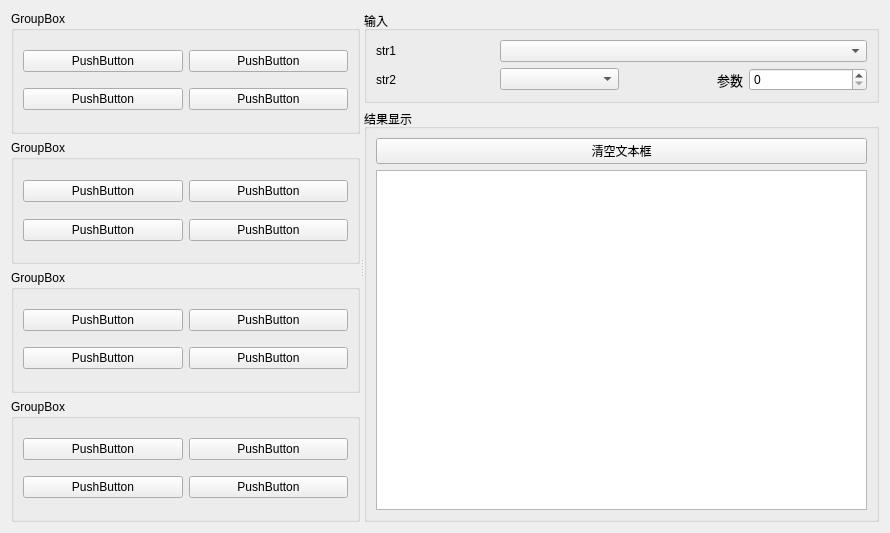
First picture: the form in Qt6/Samples/Chap04_Widgets/samp4_02/widget.ui, repository godxin999/Study, before the edit.
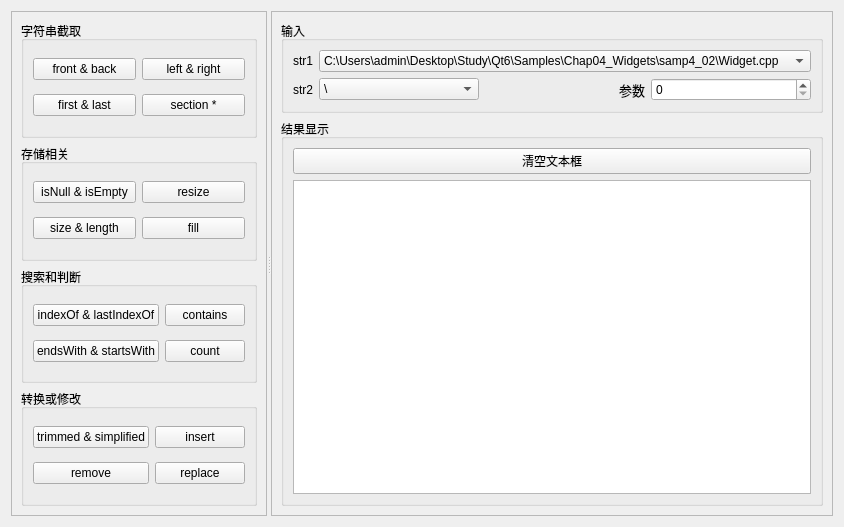
Second picture: the form after the edit.

Diff of the .ui file:
```diff
--- a/Qt6/Samples/Chap04_Widgets/samp4_02/widget.ui
+++ b/Qt6/Samples/Chap04_Widgets/samp4_02/widget.ui
@@ -6,8 +6,8 @@
    <rect>
     <x>0</x>
     <y>0</y>
-    <width>890</width>
-    <height>533</height>
+    <width>746</width>
+    <height>527</height>
    </rect>
   </property>
   <property name="windowTitle">
@@ -19,39 +19,45 @@
      <property name="orientation">
       <enum>Qt::Horizontal</enum>
      </property>
-     <widget class="QWidget" name="layoutWidget">
+     <widget class="QFrame" name="frame">
+      <property name="frameShape">
+       <enum>QFrame::StyledPanel</enum>
+      </property>
+      <property name="frameShadow">
+       <enum>QFrame::Raised</enum>
+      </property>
       <layout class="QVBoxLayout" name="verticalLayout">
        <item>
         <widget class="QGroupBox" name="groupBox">
          <property name="title">
-          <string>GroupBox</string>
+          <string>字符串截取</string>
          </property>
          <layout class="QGridLayout" name="gridLayout">
-          <item row="0" column="0">
-           <widget class="QPushButton" name="pushButton">
-            <property name="text">
-             <string>PushButton</string>
-            </property>
-           </widget>
-          </item>
-          <item row="0" column="1">
-           <widget class="QPushButton" name="pushButton_2">
-            <property name="text">
-             <string>PushButton</string>
-            </property>
-           </widget>
-          </item>
           <item row="1" column="0">
            <widget class="QPushButton" name="pushButton_3">
             <property name="text">
-             <string>PushButton</string>
+             <string>first &amp;&amp; last</string>
+            </property>
+           </widget>
+          </item>
+          <item row="0" column="1">
+           <widget class="QPushButton" name="pushButton_2">
+            <property name="text">
+             <string>left &amp;&amp; right</string>
             </property>
            </widget>
           </item>
           <item row="1" column="1">
            <widget class="QPushButton" name="pushButton_4">
             <property name="text">
-             <string>PushButton</string>
+             <string>section *</string>
+            </property>
+           </widget>
+          </item>
+          <item row="0" column="0">
+           <widget class="QPushButton" name="pushButton">
+            <property name="text">
+             <string>front &amp;&amp; back</string>
             </property>
            </widget>
           </item>
@@ -61,34 +67,34 @@
        <item>
         <widget class="QGroupBox" name="groupBox_5">
          <property name="title">
-          <string>GroupBox</string>
+          <string>存储相关</string>
          </property>
          <layout class="QGridLayout" name="gridLayout_2">
           <item row="0" column="0">
            <widget class="QPushButton" name="pushButton_5">
             <property name="text">
-             <string>PushButton</string>
+             <string>isNull &amp;&amp; isEmpty</string>
             </property>
            </widget>
           </item>
           <item row="0" column="1">
            <widget class="QPushButton" name="pushButton_6">
             <property name="text">
-             <string>PushButton</string>
+             <string>resize</string>
             </property>
            </widget>
           </item>
           <item row="1" column="0">
            <widget class="QPushButton" name="pushButton_7">
             <property name="text">
-             <string>PushButton</string>
+             <string>size &amp;&amp; length</string>
             </property>
            </widget>
           </item>
           <item row="1" column="1">
            <widget class="QPushButton" name="pushButton_8">
             <property name="text">
-             <string>PushButton</string>
+             <string>fill</string>
             </property>
            </widget>
           </item>
@@ -98,34 +104,34 @@
        <item>
         <widget class="QGroupBox" name="groupBox_2">
          <property name="title">
-          <string>GroupBox</string>
+          <string>搜索和判断</string>
          </property>
          <layout class="QGridLayout" name="gridLayout_3">
           <item row="0" column="0">
            <widget class="QPushButton" name="pushButton_9">
             <property name="text">
-             <string>PushButton</string>
+             <string>indexOf &amp;&amp; lastIndexOf</string>
             </property>
            </widget>
           </item>
           <item row="0" column="1">
            <widget class="QPushButton" name="pushButton_10">
             <property name="text">
-             <string>PushButton</string>
+             <string>contains</string>
             </property>
            </widget>
           </item>
           <item row="1" column="0">
            <widget class="QPushButton" name="pushButton_11">
             <property name="text">
-             <string>PushButton</string>
+             <string>endsWith &amp;&amp; startsWith</string>
             </property>
            </widget>
           </item>
           <item row="1" column="1">
            <widget class="QPushButton" name="pushButton_12">
             <property name="text">
-             <string>PushButton</string>
+             <string>count</string>
             </property>
            </widget>
           </item>
@@ -135,34 +141,34 @@
        <item>
         <widget class="QGroupBox" name="groupBox_3">
          <property name="title">
-          <string>GroupBox</string>
+          <string>转换或修改</string>
          </property>
          <layout class="QGridLayout" name="gridLayout_4">
           <item row="0" column="0">
            <widget class="QPushButton" name="pushButton_13">
             <property name="text">
-             <string>PushButton</string>
+             <string>trimmed &amp;&amp; simplified</string>
             </property>
            </widget>
           </item>
           <item row="0" column="1">
            <widget class="QPushButton" name="pushButton_14">
             <property name="text">
-             <string>PushButton</string>
+             <string>insert</string>
             </property>
            </widget>
           </item>
           <item row="1" column="0">
            <widget class="QPushButton" name="pushButton_15">
             <property name="text">
-             <string>PushButton</string>
+             <string>remove</string>
             </property>
            </widget>
           </item>
           <item row="1" column="1">
            <widget class="QPushButton" name="pushButton_16">
             <property name="text">
-             <string>PushButton</string>
+             <string>replace</string>
             </property>
            </widget>
           </item>
@@ -171,7 +177,13 @@
        </item>
       </layout>
      </widget>
-     <widget class="QWidget" name="layoutWidget">
+     <widget class="QFrame" name="frame_2">
+      <property name="frameShape">
+       <enum>QFrame::StyledPanel</enum>
+      </property>
+      <property name="frameShadow">
+       <enum>QFrame::Raised</enum>
+      </property>
       <layout class="QVBoxLayout" name="verticalLayout_3">
        <item>
         <widget class="QGroupBox" name="groupBox_4">
@@ -179,18 +191,16 @@
           <string>输入</string>
          </property>
          <layout class="QGridLayout" name="gridLayout_5">
-          <item row="0" column="0">
-           <widget class="QLabel" name="label">
-            <property name="text">
-             <string>str1</string>
+          <item row="0" column="1" colspan="3">
+           <widget class="QComboBox" name="comboBox">
+            <property name="currentIndex">
+             <number>0</number>
             </property>
-           </widget>
-          </item>
-          <item row="1" column="0">
-           <widget class="QLabel" name="label_2">
-            <property name="text">
-             <string>str2</string>
-            </property>
+            <item>
+             <property name="text">
+              <string>C:\Users\admin\Desktop\Study\Qt6\Samples\Chap04_Widgets\samp4_02\Widget.cpp</string>
+             </property>
+            </item>
            </widget>
           </item>
           <item row="1" column="2">
@@ -214,6 +224,30 @@
             </property>
            </widget>
           </item>
+          <item row="1" column="0">
+           <widget class="QLabel" name="label_2">
+            <property name="text">
+             <string>str2</string>
+            </property>
+           </widget>
+          </item>
+          <item row="1" column="1">
+           <widget class="QComboBox" name="comboBox_2">
+            <property name="currentText">
+             <string>\</string>
+            </property>
+            <item>
+             <property name="text">
+              <string>\</string>
+             </property>
+            </item>
+            <item>
+             <property name="text">
+              <string>_</string>
+             </property>
+            </item>
+           </widget>
+          </item>
           <item row="1" column="3">
            <widget class="QSpinBox" name="spinBox">
             <property name="specialValueText">
@@ -224,17 +258,10 @@
             </property>
            </widget>
           </item>
-          <item row="1" column="1">
-           <widget class="QComboBox" name="comboBox_2">
-            <property name="currentText">
-             <string/>
-            </property>
-           </widget>
-          </item>
-          <item row="0" column="1" colspan="3">
-           <widget class="QComboBox" name="comboBox">
-            <property name="currentIndex">
-             <number>-1</number>
+          <item row="0" column="0">
+           <widget class="QLabel" name="label">
+            <property name="text">
+             <string>str1</string>
             </property>
            </widget>
           </item>
```
Left out of the diff: 2 changed lines with no effect on the pictures.
